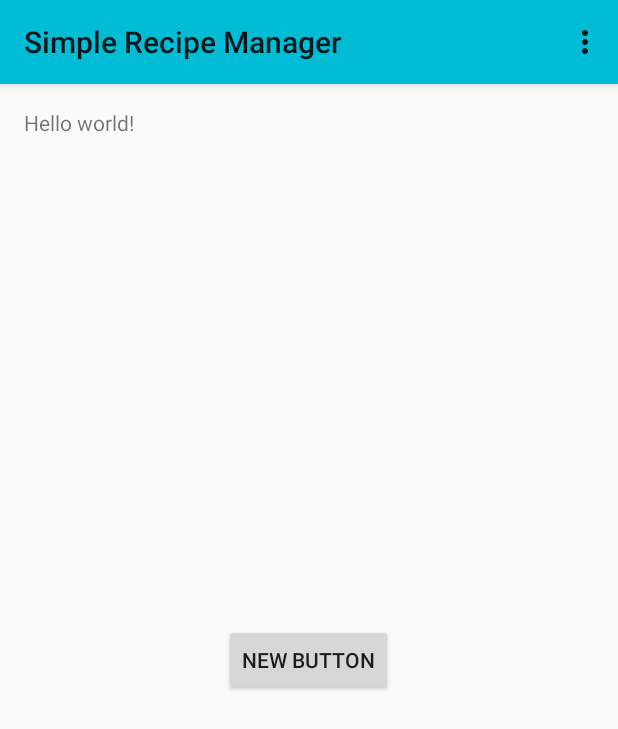
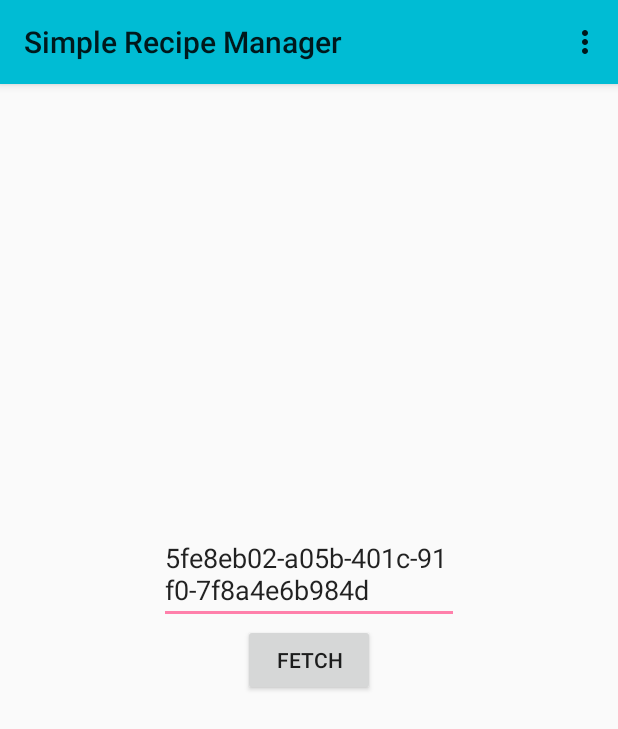
Before and after one commit to simple-recipe-manager/srm-android, an Android app: the screen it shows after launch (MainActivity), on a phone screen of 412 x 824 dp. Shown: the top 729 px of the screen. Run offline under Robolectric (Android 15) with nearby library versions, the phone set to English and light mode, and no system bars; 2 statements that could not run were skipped.

Commit message:
Variable recipe id

```diff
--- a/app/src/main/java/org/bdawg/simplerecipemanager/MainActivity.java
+++ b/app/src/main/java/org/bdawg/simplerecipemanager/MainActivity.java
@@ -21,6 +21,7 @@ import android.widget.AdapterView;
 import android.widget.ArrayAdapter;
 import android.widget.Button;
 import android.widget.ListView;
+import android.widget.TextView;
 
 import org.bdawg.simplerecipemanager.domain.Recipe;
 import org.bdawg.simplerecipemanager.service.APIClient;
@@ -162,12 +163,14 @@ public class MainActivity extends Activity {
             Bundle args = getArguments();
             View rootView = inflater.inflate(R.layout.fragment_main, container, false);
             Button b = (Button)rootView.findViewById(R.id.button);
+            final TextView tv = (TextView) rootView.findViewById(R.id.edit_text_recipe_id);
+            tv.setText("5fe8eb02-a05b-401c-91f0-7f8a4e6b984d");
             b.setOnClickListener(new View.OnClickListener() {
                 @Override
                 public void onClick(View view) {
                     try {
                         APIClient c = new APIClient();
-                        Recipe recipe = c.getRecipeForId("5fe8eb02-a05b-401c-91f0-7f8a4e6b984d", PlaceholderFragment.this.getActivity());
+                        Recipe recipe = c.getRecipeForId(tv.getText().toString(), PlaceholderFragment.this.getActivity());
                         Bundle toPass = new Bundle();
                         toPass.putSerializable("recipe", recipe);
                         Fragment recipeFragment = new RecipeFragment();
--- a/app/src/main/res/layout/fragment_main.xml
+++ b/app/src/main/res/layout/fragment_main.xml
@@ -6,13 +6,19 @@
     android:paddingBottom="@dimen/activity_vertical_margin"
     tools:context=".MainActivity$PlaceholderFragment">
 
-    <TextView android:text="@string/hello_world" android:layout_width="wrap_content"
-        android:layout_height="wrap_content" />
+    <EditText
+        android:id="@+id/edit_text_recipe_id"
+        android:layout_width="200dp"
+        android:layout_height="wrap_content"
+        android:layout_above="@id/button"
+        android:layout_centerVertical="true"
+        android:layout_centerHorizontal="true"
+        android:hint="@string/hint_recipe_id"/>
 
     <Button
         android:layout_width="wrap_content"
         android:layout_height="wrap_content"
-        android:text="New Button"
+        android:text="@string/button_get_text"
         android:id="@+id/button"
         android:layout_centerVertical="true"
         android:layout_centerHorizontal="true" />
--- a/app/src/main/res/values/strings.xml
+++ b/app/src/main/res/values/strings.xml
@@ -15,4 +15,7 @@
     <string name="recipe_frag_header_text">Directions</string>
 
     <string name="recipe_frag_header_ingredient_text">Ingredients</string>
+
+    <string name="hint_recipe_id">Recipe id</string>
+    <string name="button_get_text">Fetch</string>
 </resources>
```
